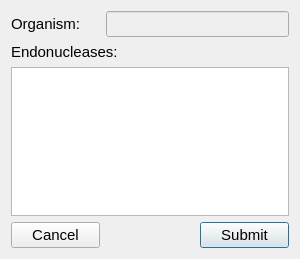
TrinhLab/CASPERapp, file co_targeting.ui: the form before one commit.
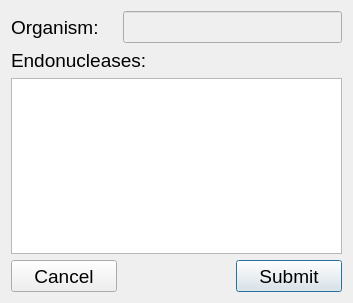
The form after the commit.

```diff
--- a/co_targeting.ui
+++ b/co_targeting.ui
@@ -6,19 +6,23 @@
    <rect>
     <x>0</x>
     <y>0</y>
-    <width>296</width>
-    <height>246</height>
+    <width>353</width>
+    <height>303</height>
    </rect>
   </property>
   <property name="font">
    <font>
-    <pointsize>11</pointsize>
+    <family>Arial</family>
+    <pointsize>14</pointsize>
    </font>
   </property>
   <property name="windowTitle">
    <string>Dialog</string>
   </property>
   <layout class="QGridLayout" name="gridLayout">
+   <property name="sizeConstraint">
+    <enum>QLayout::SetNoConstraint</enum>
+   </property>
    <item row="0" column="0">
     <widget class="QLabel" name="organism_name_label">
      <property name="text">
@@ -31,6 +35,12 @@
      <property name="enabled">
       <bool>false</bool>
      </property>
+     <property name="minimumSize">
+      <size>
+       <width>0</width>
+       <height>32</height>
+      </size>
+     </property>
      <property name="toolTip">
       <string>&lt;html&gt;&lt;head/&gt;&lt;body&gt;&lt;p&gt;This is the organism that targets have been searched for&lt;/p&gt;&lt;/body&gt;&lt;/html&gt;</string>
      </property>
@@ -38,6 +48,12 @@
    </item>
    <item row="3" column="2">
     <widget class="QPushButton" name="submit_button">
+     <property name="minimumSize">
+      <size>
+       <width>0</width>
+       <height>32</height>
+      </size>
+     </property>
      <property name="toolTip">
       <string>&lt;html&gt;&lt;head/&gt;&lt;body&gt;&lt;p&gt;Submit button. &lt;br/&gt;Takes the endonucleases selected, and shows them in the same table in the resutls window.&lt;/p&gt;&lt;/body&gt;&lt;/html&gt;</string>
      </property>
@@ -74,6 +90,12 @@
    </item>
    <item row="3" column="0">
     <widget class="QPushButton" name="cancel_button">
+     <property name="minimumSize">
+      <size>
+       <width>0</width>
+       <height>32</height>
+      </size>
+     </property>
      <property name="toolTip">
       <string>&lt;html&gt;&lt;head/&gt;&lt;body&gt;&lt;p&gt;Cancel button. Cancels everything, and closes out of this window&lt;/p&gt;&lt;/body&gt;&lt;/html&gt;</string>
      </property>
```
Left out of the diff: 2 changed lines with no effect on the pictures.
